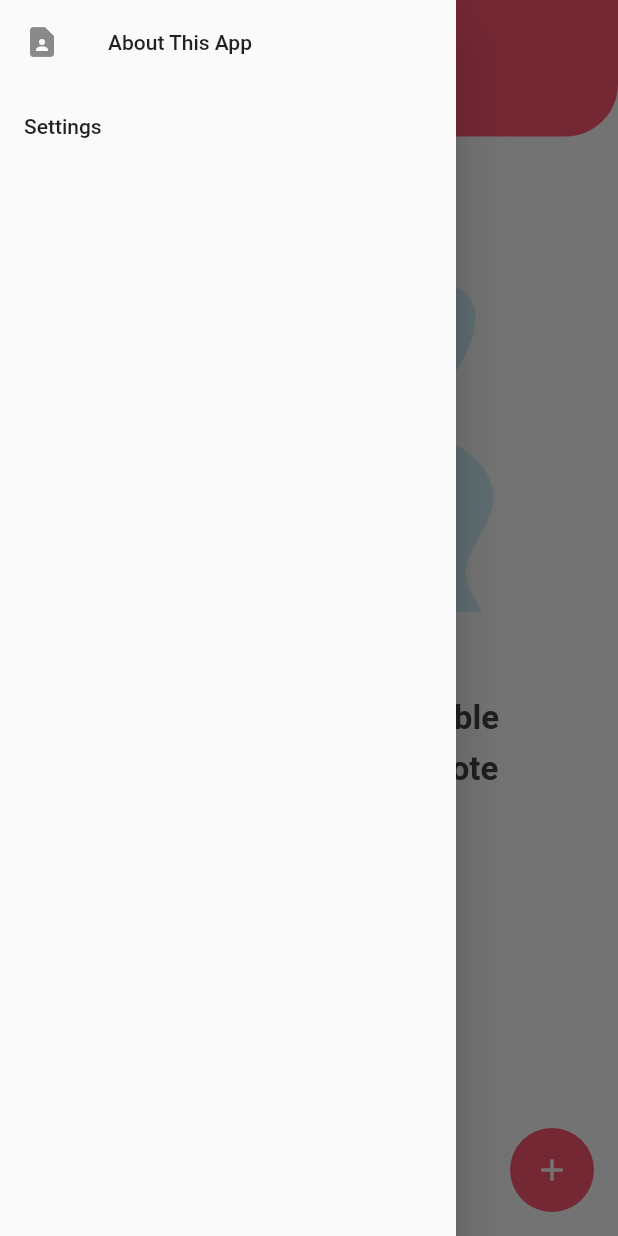
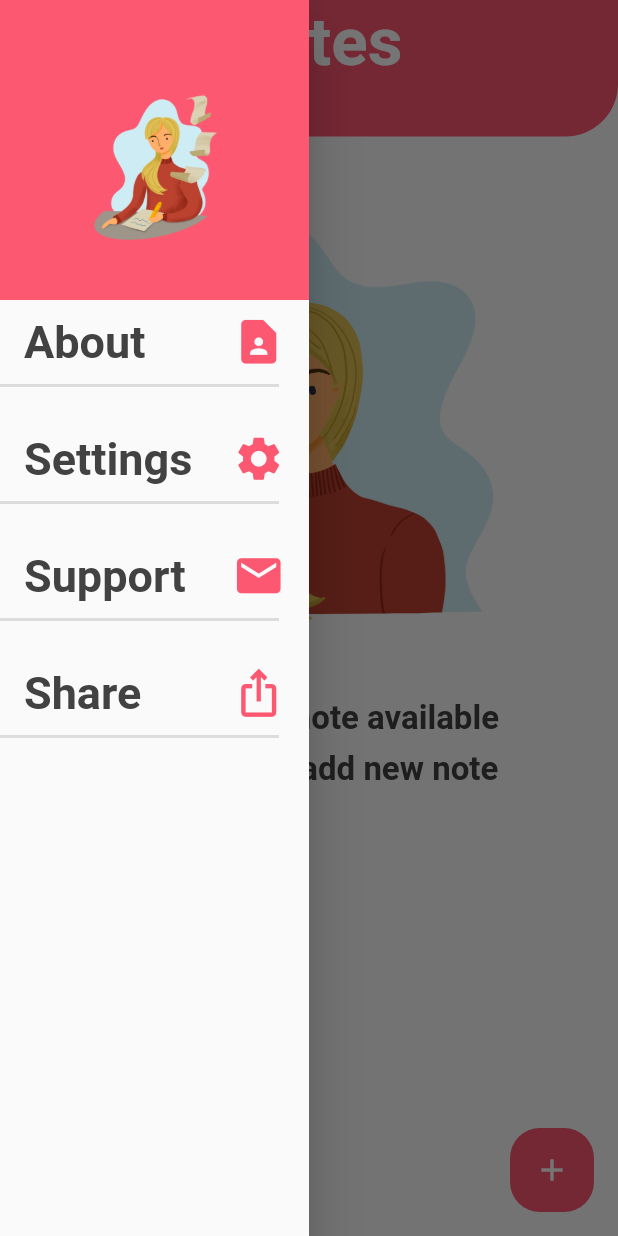
Before and after one commit to zestybean/what-todo, a Flutter app: the screen it shows after launch, with the side drawer open, on a phone screen of 412 x 824 dp. Run offline on Flutter 3.47's test engine with Material 2 defaults, Android fonts, the phone set to English and light mode, and no system bars; our stand-ins replace google_fonts, image_picker, sqflite; accounts and stored records are empty; Roboto replaces fonts that are missing (Economica).

Commit message:
Initial drawer added to application, screens need to be added to each section

```diff
--- a/lib/main.dart
+++ b/lib/main.dart
@@ -25,6 +25,17 @@ class MyApp extends StatelessWidget {
     //Use provider package to listen to note provider changes
     return ChangeNotifierProvider.value(
       value: NoteProvider(),
+      //Wrapping gesture detector allows the keyboard to be cancelled
+      child: GestureDetector(
+        onTap: () {
+          //Check focus of context
+          FocusScopeNode currentFocus = FocusScope.of(context);
+          //This somehow cancels the keyboard?
+          if (!currentFocus.hasPrimaryFocus &&
+              currentFocus.focusedChild != null) {
+            FocusManager.instance.primaryFocus.unfocus();
+          }
+        },
         child: MaterialApp(
           theme: ThemeData(
             accentColor: headerColor,
@@ -41,6 +52,7 @@ class MyApp extends StatelessWidget {
             NoteEditScreen.route: (context) => NoteEditScreen(),
           },
         ),
+      ),
     );
   }
 }
--- a/lib/screens/note_edit_screen.dart
+++ b/lib/screens/note_edit_screen.dart
@@ -230,7 +230,7 @@ class _NoteEditScreenState extends State<NoteEditScreen> {
     if (id != null) {
       Provider.of<NoteProvider>(this.context, listen: false)
           .addOrUpdateNote(id, title, content, imagePath, EditMode.UPDATE);
-      Navigator.of(this.context).pop();
+      Navigator.of(this.context).popUntil(ModalRoute.withName('/note-list'));
     } else {
       //Using time for the id of each note for unique-ness
       int id = DateTime.now().millisecondsSinceEpoch;
@@ -239,7 +239,7 @@ class _NoteEditScreenState extends State<NoteEditScreen> {
       Provider.of<NoteProvider>(this.context, listen: false)
           .addOrUpdateNote(id, title, content, imagePath, EditMode.ADD);
       //Go to view notes
-      Navigator.of(this.context).pop();
+      Navigator.of(this.context).popUntil(ModalRoute.withName('/note-list'));
     }
   }
 
--- a/lib/screens/note_list_screen.dart
+++ b/lib/screens/note_list_screen.dart
@@ -104,8 +104,11 @@ class NoteListScreen extends StatelessWidget {
                   ),
                 ],
               ),
-              drawer: drawer(),
+              drawer: drawer(context),
               floatingActionButton: FloatingActionButton(
+                shape: RoundedRectangleBorder(
+                  borderRadius: BorderRadius.circular(20.0),
+                ),
                 elevation: 0.0,
                 heroTag: 'noteListBtn',
                 onPressed: () {
@@ -125,18 +128,119 @@ class NoteListScreen extends StatelessWidget {
     );
   }
 
-  Widget drawer() {
-    return Drawer(
+  //Drawer properties for list screen
+  Widget drawer(BuildContext context) {
+    return SizedBox(
+      //Half the screen size
+      width: MediaQuery.of(context).size.width * 0.5,
+      child: Drawer(
+        child: Column(
+          children: [
+            Container(
+              height: 200,
+              width: double.infinity,
+              color: headerColor,
+              child: Padding(
+                padding: const EdgeInsets.only(top: 50.0, bottom: 25.0),
+                child: Image.asset(
+                  'assets/images/splash_note.png',
+                  fit: BoxFit.scaleDown,
+                  width: 300,
+                  height: 300,
+                ),
+              ),
+            ),
+            Expanded(
               child: ListView(
                 children: [
+                  Padding(
+                    padding: const EdgeInsets.only(bottom: 20.0),
+                    child: Column(
+                      children: [
                         ListTile(
-            title: Text('About This App'),
-            leading: Icon(Icons.contact_page),
+                          onTap: () {
+                            print('Go to screen');
+                          },
+                          title: Text(
+                            'About',
+                            style: dividerMenuTitle,
                           ),
-          ListTile(
-            title: Text('Settings'),
+                          trailing: Icon(Icons.contact_page,
+                              size: 35.0, color: headerColor),
+                        ),
+                        Divider(
+                          height: 2.0,
+                          thickness: 2.0,
+                          endIndent: 20.0,
                         ),
                       ],
+                    ),
+                  ),
+                  Padding(
+                    padding: const EdgeInsets.only(bottom: 20.0),
+                    child: Column(
+                      children: [
+                        ListTile(
+                          title: Text(
+                            'Settings',
+                            style: dividerMenuTitle,
+                          ),
+                          trailing: Icon(Icons.settings,
+                              size: 35.0, color: headerColor),
+                        ),
+                        Divider(
+                          height: 2.0,
+                          thickness: 2.0,
+                          endIndent: 20.0,
+                        ),
+                      ],
+                    ),
+                  ),
+                  Padding(
+                    padding: const EdgeInsets.only(bottom: 20.0),
+                    child: Column(
+                      children: [
+                        ListTile(
+                          title: Text(
+                            'Support',
+                            style: dividerMenuTitle,
+                          ),
+                          trailing:
+                              Icon(Icons.email, size: 35.0, color: headerColor),
+                        ),
+                        Divider(
+                          height: 2.0,
+                          thickness: 2.0,
+                          endIndent: 20.0,
+                        ),
+                      ],
+                    ),
+                  ),
+                  Padding(
+                    padding: const EdgeInsets.only(bottom: 20.0),
+                    child: Column(
+                      children: [
+                        ListTile(
+                          title: Text(
+                            'Share',
+                            style: dividerMenuTitle,
+                          ),
+                          trailing: Icon(Icons.ios_share,
+                              size: 35.0, color: headerColor),
+                        ),
+                        Divider(
+                          height: 2.0,
+                          thickness: 2.0,
+                          endIndent: 20.0,
+                        ),
+                      ],
+                    ),
+                  ),
+                ],
+              ),
+            ),
+          ],
+        ),
       ),
     );
   }
--- a/lib/utils/constants.dart
+++ b/lib/utils/constants.dart
@@ -46,6 +46,14 @@
   textStyle: TextStyle(
     fontSize: 30.0,
     color: Colors.blueAccent,
+    fontWeight: FontWeight.bold,
+  ),
+);
+
+var dividerMenuTitle = GoogleFonts.economica(
+  textStyle: TextStyle(
+    fontSize: 30.0,
+    color: black2,
     fontWeight: FontWeight.bold,
   ),
 );
```
Lines whose indentation alone changed are shown as unchanged.
